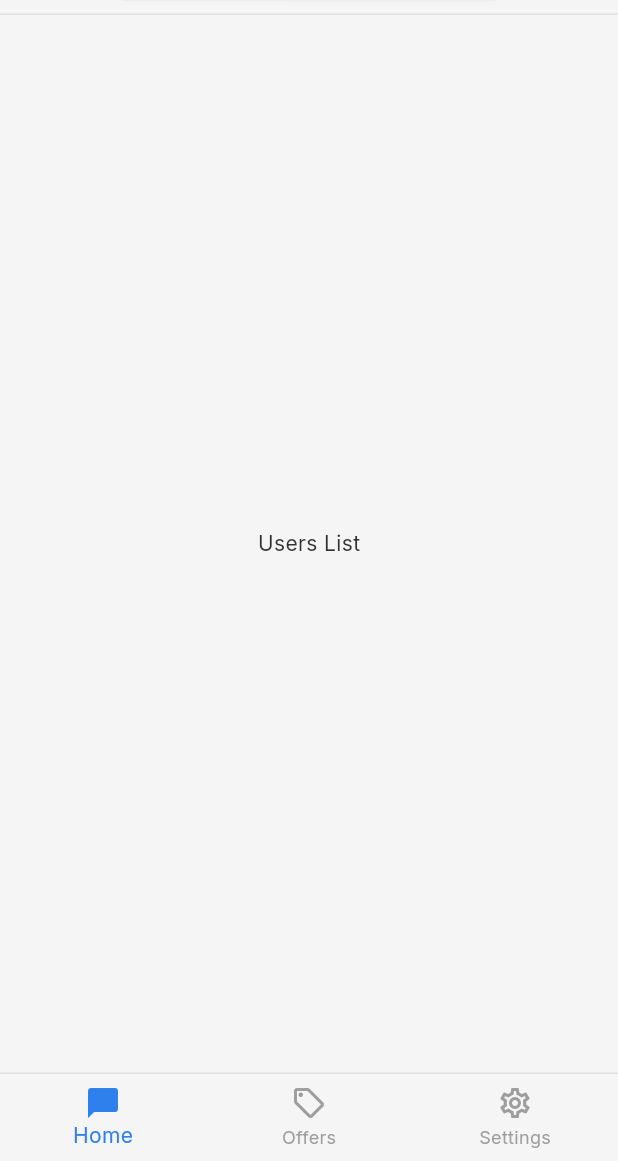
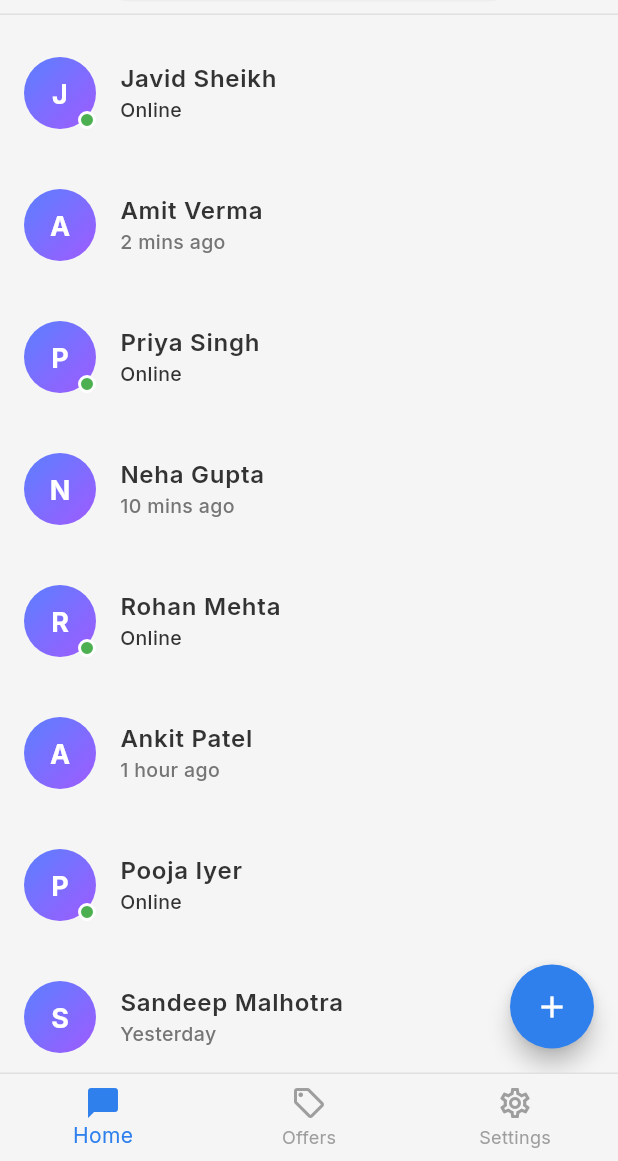
Before and after one commit to jav1dsheikh/mini_chat_app, a Flutter app: the screen it shows after launch, on a phone screen of 412 x 824 dp, the part 75-1236 px from its top. Run offline on Flutter 3.47's test engine with Material 3 defaults, Android fonts, the phone set to English and light mode, and no system bars; our stand-ins replace google_fonts.

Commit message:
Introduced user model, chat provider, and users tab for displaying and adding users.

```diff
--- a/lib/main.dart
+++ b/lib/main.dart
@@ -1,6 +1,8 @@
 import 'package:flutter/material.dart';
+import 'package:provider/provider.dart';
 import 'screens/app_shell.dart';
 import 'theme/app_theme.dart';
+import 'providers/chat_provider.dart';
 
 void main() {
   runApp(const MyApp());
@@ -11,11 +13,14 @@ class MyApp extends StatelessWidget {
 
   @override
   Widget build(BuildContext context) {
-    return MaterialApp(
-      debugShowCheckedModeBanner: false,
-      title: 'Mini Chat App',
-      theme: AppTheme.lightTheme,
-      home: const AppShell(),
+    return MultiProvider(
+      providers: [ChangeNotifierProvider(create: (_) => ChatProvider())],
+      child: MaterialApp(
+        debugShowCheckedModeBanner: false,
+        title: 'Mini Chat App',
+        theme: AppTheme.lightTheme,
+        home: const AppShell(),
+      ),
     );
   }
 }
--- /dev/null
+++ b/lib/models/user.dart
@@ -0,0 +1,22 @@
+import 'package:flutter/material.dart';
+
+class User {
+  final String id;
+  final String name;
+  final Color color;
+  final bool isOnline;
+  final String? lastSeen;
+
+  User({
+    required this.id,
+    required this.name,
+    required this.color,
+    this.isOnline = false,
+    this.lastSeen,
+  });
+
+  String get initials {
+    if (name.isEmpty) return "";
+    return name[0].toUpperCase();
+  }
+}
--- /dev/null
+++ b/lib/providers/chat_provider.dart
@@ -0,0 +1,73 @@
+import 'package:flutter/material.dart';
+import '../models/user.dart';
+
+class ChatProvider extends ChangeNotifier {
+  final List<User> _users = [
+    User(
+      id: '1',
+      name: 'Javid Sheikh',
+      color: Colors.blueAccent,
+      isOnline: true,
+    ),
+    User(
+      id: '2',
+      name: 'Amit Verma',
+      color: Colors.green,
+      isOnline: false,
+      lastSeen: '2 mins ago',
+    ),
+    User(id: '3', name: 'Priya Singh', color: Colors.purple, isOnline: true),
+    User(
+      id: '4',
+      name: 'Neha Gupta',
+      color: Colors.orange,
+      isOnline: false,
+      lastSeen: '10 mins ago',
+    ),
+    User(id: '5', name: 'Rohan Mehta', color: Colors.redAccent, isOnline: true),
+    User(
+      id: '6',
+      name: 'Ankit Patel',
+      color: Colors.teal,
+      isOnline: false,
+      lastSeen: '1 hour ago',
+    ),
+    User(id: '7', name: 'Pooja Iyer', color: Colors.pink, isOnline: true),
+    User(
+      id: '8',
+      name: 'Sandeep Malhotra',
+      color: Colors.indigo,
+      isOnline: false,
+      lastSeen: 'Yesterday',
+    ),
+  ];
+
+  final List<String> _randomNames = [
+    'Rahul Sharma',
+    'Vikram Malhotra',
+    'Aditya Roy',
+    'Sneha Kapoor',
+    'Manage Joshi',
+    'Kavita Das',
+    'Arjun Nair',
+    'Zara Khan',
+  ];
+
+  List<User> get users => _users;
+
+  User addRandomUser() {
+    final name = _randomNames[DateTime.now().second % _randomNames.length];
+    final uniqueName = name;
+
+    final newUser = User(
+      id: DateTime.now().millisecondsSinceEpoch.toString(),
+      name: uniqueName,
+      color: Colors.primaries[uniqueName.length % Colors.primaries.length],
+      isOnline: true,
+    );
+
+    _users.add(newUser);
+    notifyListeners();
+    return newUser;
+  }
+}
--- a/lib/screens/home_screen.dart
+++ b/lib/screens/home_screen.dart
@@ -1,5 +1,6 @@
 import 'package:flutter/material.dart';
 import '../theme/app_theme.dart';
+import 'tabs/users_tab.dart';
 
 class HomeScreen extends StatefulWidget {
   const HomeScreen({super.key});
@@ -27,6 +28,7 @@ class _HomeScreenState extends State<HomeScreen>
   @override
   Widget build(BuildContext context) {
     return NestedScrollView(
+      floatHeaderSlivers: true,
       headerSliverBuilder: (context, innerBoxIsScrolled) {
         return [
           SliverAppBar(
@@ -89,9 +91,9 @@ class _HomeScreenState extends State<HomeScreen>
       },
       body: TabBarView(
         controller: _tabController,
-        children: const [
-          Center(child: Text("Users List")),
-          Center(child: Text("Chat History")),
+        children: [
+          const UsersTab(),
+          const Center(child: Text("Chat History")),
         ],
       ),
     );
--- /dev/null
+++ b/lib/screens/tabs/users_tab.dart
@@ -0,0 +1,145 @@
+import 'package:flutter/material.dart';
+import 'package:provider/provider.dart';
+import '../../providers/chat_provider.dart';
+import '../../theme/app_theme.dart';
+
+class UsersTab extends StatefulWidget {
+  const UsersTab({super.key});
+
+  @override
+  State<UsersTab> createState() => _UsersTabState();
+}
+
+class _UsersTabState extends State<UsersTab>
+    with AutomaticKeepAliveClientMixin {
+  @override
+  bool get wantKeepAlive => true;
+
+  @override
+  Widget build(BuildContext context) {
+    super.build(context);
+    return Scaffold(
+      backgroundColor: Colors.transparent,
+      floatingActionButton: Consumer<ChatProvider>(
+        builder: (context, chatProvider, child) {
+          return FloatingActionButton(
+            onPressed: () {
+              final newUser = chatProvider.addRandomUser();
+              final height = MediaQuery.of(context).size.height;
+              ScaffoldMessenger.of(context).showSnackBar(
+                SnackBar(
+                  content: Text(
+                    "${newUser.name} added Successfully",
+                    textAlign: TextAlign.center,
+                    style: const TextStyle(
+                      fontWeight: FontWeight.bold,
+                      color: AppColors.white,
+                    ),
+                  ),
+                  duration: const Duration(seconds: 1),
+                  behavior: SnackBarBehavior.floating,
+                  backgroundColor: AppColors.textMain.withAlpha(150),
+                  margin: EdgeInsets.only(
+                    bottom: height - 180,
+                    left: 20,
+                    right: 20,
+                  ),
+                  shape: RoundedRectangleBorder(
+                    borderRadius: BorderRadius.circular(10),
+                  ),
+                ),
+              );
+            },
+            backgroundColor: AppColors.primaryBlue,
+            foregroundColor: AppColors.white,
+            shape: const CircleBorder(),
+            child: const Icon(Icons.add),
+          );
+        },
+      ),
+      body: Consumer<ChatProvider>(
+        builder: (context, chatProvider, child) {
+          final users = chatProvider.users;
+          return ListView.builder(
+            padding: const EdgeInsets.only(top: 8, bottom: 80),
+            itemCount: users.length,
+            itemBuilder: (context, index) {
+              final user = users[index];
+              return ListTile(
+                contentPadding: const EdgeInsets.symmetric(
+                  horizontal: 16,
+                  vertical: 8,
+                ),
+                leading: Stack(
+                  children: [
+                    Container(
+                      width: 48,
+                      height: 48,
+                      decoration: const BoxDecoration(
+                        shape: BoxShape.circle,
+                        gradient: LinearGradient(
+                          colors: [
+                            AppColors.avatarGradientStart,
+                            AppColors.avatarGradientEnd,
+                          ],
+                          begin: Alignment.topLeft,
+                          end: Alignment.bottomRight,
+                        ),
+                      ),
+                      child: Center(
+                        child: Text(
+                          user.initials,
+                          style: const TextStyle(
+                            color: AppColors.white,
+                            fontWeight: FontWeight.bold,
+                            fontSize: 18,
+                          ),
+                        ),
+                      ),
+                    ),
+                    if (user.isOnline)
+                      Positioned(
+                        right: 0,
+                        bottom: 0,
+                        child: Container(
+                          width: 12,
+                          height: 12,
+                          decoration: BoxDecoration(
+                            color: Colors.green,
+                            shape: BoxShape.circle,
+                            border: Border.all(
+                              color: AppColors.white,
+                              width: 2,
+                            ),
+                          ),
+                        ),
+                      ),
+                  ],
+                ),
+                title: Text(
+                  user.name,
+                  style: const TextStyle(
+                    fontWeight: FontWeight.w600,
+                    fontSize: 16,
+                    color: AppColors.textMain,
+                  ),
+                ),
+                subtitle: Text(
+                  user.isOnline ? "Online" : (user.lastSeen ?? ''),
+                  style: TextStyle(
+                    color: user.isOnline
+                        ? AppColors.textMain
+                        : AppColors.textSecondary,
+                    fontSize: 13,
+                    fontWeight: FontWeight.w500,
+                  ),
+                ),
+                onTap: () {},
+              );
+            },
+          );
+        },
+      ),
+    );
+  }
+}
--- a/lib/theme/app_theme.dart
+++ b/lib/theme/app_theme.dart
@@ -13,6 +13,9 @@ class AppColors {
 
   static const Color border = Color(0xFFE0E0E0);
   static const Color unselectedItem = Colors.grey;
+
+  static const Color avatarGradientStart = Color(0xFF5B7FFF);
+  static const Color avatarGradientEnd = Color(0xFF9F5BFF);
 }
 
 class AppTheme {
```
